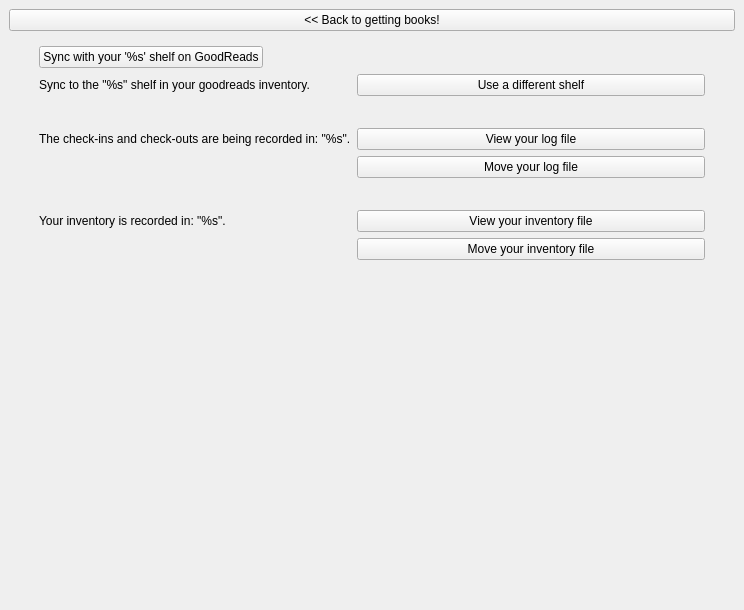
This is checkout.ui in sbadame/checkout as Qt 5 draws it before an edit. The edited form follows.
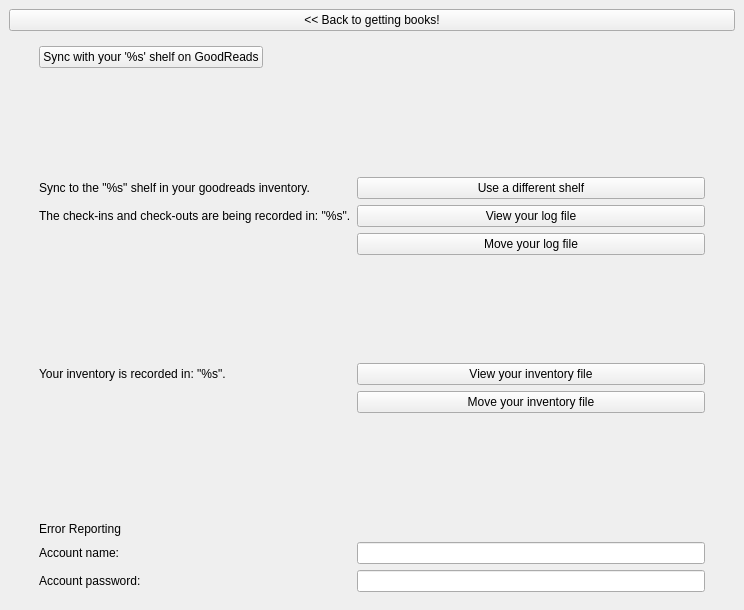
This is the edited form. The open tabs and pages were chosen to show the change. Custom widgets are drawn as their Qt base class.

```diff
--- a/checkout.ui
+++ b/checkout.ui
@@ -194,13 +194,26 @@
                </widget>
               </item>
               <item row="2" column="0">
+               <spacer name="verticalSpacer_3">
+                <property name="orientation">
+                 <enum>Qt::Vertical</enum>
+                </property>
+                <property name="sizeHint" stdset="0">
+                 <size>
+                  <width>20</width>
+                  <height>40</height>
+                 </size>
+                </property>
+               </spacer>
+              </item>
+              <item row="3" column="0">
                <widget class="QLabel" name="library_shelf_label">
                 <property name="text">
                  <string>Sync to the &quot;%s&quot; shelf in your goodreads inventory.</string>
                 </property>
                </widget>
               </item>
-              <item row="2" column="1">
+              <item row="3" column="1">
                <widget class="QPushButton" name="switch_library_button">
                 <property name="text">
                  <string>Use a different shelf</string>
@@ -208,33 +221,20 @@
                </widget>
               </item>
               <item row="4" column="0">
-               <spacer name="horizontalSpacer">
-                <property name="orientation">
-                 <enum>Qt::Horizontal</enum>
-                </property>
-                <property name="sizeHint" stdset="0">
-                 <size>
-                  <width>40</width>
-                  <height>20</height>
-                 </size>
-                </property>
-               </spacer>
-              </item>
-              <item row="5" column="0">
                <widget class="QLabel" name="log_label">
                 <property name="text">
                  <string>The check-ins and check-outs are being recorded in: &quot;%s&quot;.</string>
                 </property>
                </widget>
               </item>
-              <item row="5" column="1">
+              <item row="4" column="1">
                <widget class="QPushButton" name="view_log_button">
                 <property name="text">
                  <string>View your log file</string>
                 </property>
                </widget>
               </item>
-              <item row="6" column="1">
+              <item row="5" column="1">
                <widget class="QPushButton" name="switch_log_button">
                 <property name="text">
                  <string>Move your log file</string>
@@ -244,12 +244,12 @@
               <item row="7" column="0">
                <spacer name="horizontalSpacer_2">
                 <property name="orientation">
-                 <enum>Qt::Horizontal</enum>
+                 <enum>Qt::Vertical</enum>
                 </property>
                 <property name="sizeHint" stdset="0">
                  <size>
-                  <width>40</width>
-                  <height>20</height>
+                  <width>20</width>
+                  <height>40</height>
                  </size>
                 </property>
                </spacer>
@@ -275,6 +275,49 @@
                 </property>
                </widget>
               </item>
+              <item row="10" column="0">
+               <spacer name="verticalSpacer">
+                <property name="orientation">
+                 <enum>Qt::Vertical</enum>
+                </property>
+                <property name="sizeHint" stdset="0">
+                 <size>
+                  <width>20</width>
+                  <height>40</height>
+                 </size>
+                </property>
+               </spacer>
+              </item>
+              <item row="12" column="0">
+               <widget class="QLabel" name="report_account_label">
+                <property name="text">
+                 <string>Account name:</string>
+                </property>
+                <property name="margin">
+                 <number>0</number>
+                </property>
+               </widget>
+              </item>
+              <item row="12" column="1">
+               <widget class="QLineEdit" name="report_account_field"/>
+              </item>
+              <item row="13" column="0">
+               <widget class="QLabel" name="report_password_label">
+                <property name="text">
+                 <string>Account password:</string>
+                </property>
+               </widget>
+              </item>
+              <item row="13" column="1">
+               <widget class="QLineEdit" name="report_password_field"/>
+              </item>
+              <item row="11" column="0">
+               <widget class="QLabel" name="report_label">
+                <property name="text">
+                 <string>Error Reporting</string>
+                </property>
+               </widget>
+              </item>
              </layout>
             </widget>
            </item>
```
Left out of the diff: 2 changed lines with no effect on the pictures.
